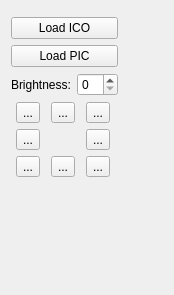
The window that Qt/my_programm/Test_RGB_display/src/test_rgb_display_mainbox/ui/test_rgb_display_mainbox.ui (RinatB2017/mega_GIT) describes before a commit, drawn with Qt 5.
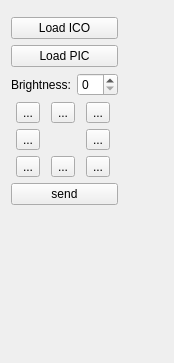
The same window after the commit. Icons and pictures are not drawn. Custom widgets are drawn as their Qt base class.

Patch:
```diff
--- a/Qt/my_programm/Test_RGB_display/src/test_rgb_display_mainbox/ui/test_rgb_display_mainbox.ui
+++ b/Qt/my_programm/Test_RGB_display/src/test_rgb_display_mainbox/ui/test_rgb_display_mainbox.ui
@@ -7,7 +7,7 @@
     <x>0</x>
     <y>0</y>
     <width>174</width>
-    <height>295</height>
+    <height>363</height>
    </rect>
   </property>
   <property name="windowTitle">
@@ -139,6 +139,13 @@
        </item>
       </layout>
      </item>
+     <item>
+      <widget class="QPushButton" name="btn_send_test_data">
+       <property name="text">
+        <string>send</string>
+       </property>
+      </widget>
+     </item>
      <item>
       <spacer name="verticalSpacer">
        <property name="orientation">
```
Left out of the diff: 2 changed lines with no effect on the pictures.
